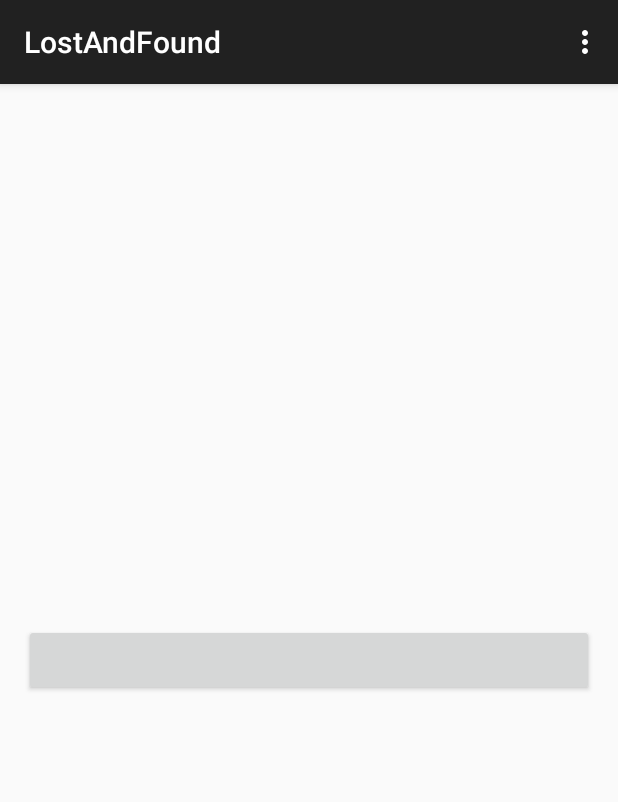
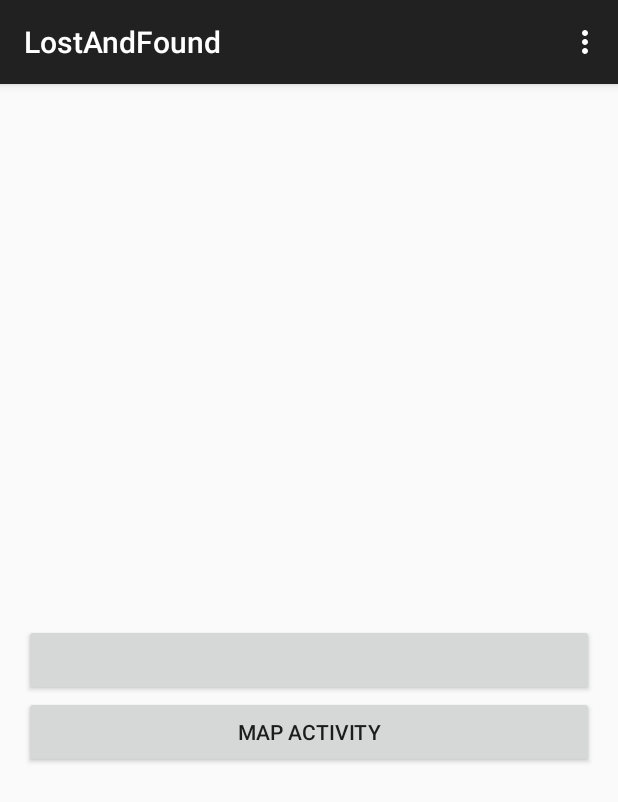
Before and after one commit to alexz89ua/lost-and-found_android, an Android app: the screen it shows after launch (LoginActivity), on a phone screen of 412 x 824 dp. Shown: the top 802 px of the screen. Run offline under Robolectric (Android 15) with nearby library versions, the phone set to English and light mode, and no system bars; libraries missing offline, so code that uses them is left out: com.facebook, com.facebook.model, com.facebook.widget; plain views replace LoginButton; 6 statements that could not run were skipped.

Commit message:
enter without login

```diff
--- a/app/src/main/AndroidManifest.xml
+++ b/app/src/main/AndroidManifest.xml
@@ -31,13 +31,13 @@
             android:value="@integer/google_play_services_version" />
 
         <activity
-            android:name=".MainActivity"
+            android:name=".ui.activity.MainActivity"
             android:label="@string/app_name" >
 
         </activity>
 
         <activity
-            android:name=".LoginActivity"
+            android:name=".ui.activity.LoginActivity"
             android:theme="@style/AppTheme"
             android:label="@string/app_name" >
             <intent-filter>
--- a/app/src/main/java/com/stfalcon/lostandfound/LoginActivity.java
+++ b/app/src/main/java/com/stfalcon/lostandfound/ui/activity/LoginActivity.java
@@ -1,13 +1,14 @@
-package com.stfalcon.lostandfound;
+package com.stfalcon.lostandfound.ui.activity;
 
 import android.content.Intent;
 import android.content.SharedPreferences;
+import android.os.Bundle;
 import android.support.v7.app.ActionBarActivity;
-import android.os.Bundle;
 import android.util.Log;
 import android.view.Menu;
 import android.view.MenuItem;
-
+import android.view.View;
+import android.widget.Button;
 
 import com.facebook.AppEventsLogger;
 import com.facebook.Session;
@@ -15,9 +16,10 @@ import com.facebook.SessionState;
 import com.facebook.UiLifecycleHelper;
 import com.facebook.model.GraphUser;
 import com.facebook.widget.LoginButton;
+import com.stfalcon.lostandfound.R;
 
 
-public class LoginActivity extends ActionBarActivity {
+public class LoginActivity extends ActionBarActivity implements View.OnClickListener{
 
     private UiLifecycleHelper uiHelper;
 
@@ -32,6 +34,7 @@ public class LoginActivity extends ActionBarActivity {
         uiHelper.onCreate(savedInstanceState);
         setContentView(R.layout.activity_login);
 
+        ((Button)findViewById(R.id.action_map)).setOnClickListener(this);
 
         LoginButton enterByFB = (LoginButton) findViewById(R.id.fb_login_button);
 
@@ -123,4 +126,12 @@ public class LoginActivity extends ActionBarActivity {
     }
 
 
+    @Override
+    public void onClick(View view) {
+        switch (view.getId()){
+            case R.id.action_map:
+                startActivity(new Intent(LoginActivity.this,MainActivity.class));
+                break;
+        }
+    }
 }
--- a/app/src/main/java/com/stfalcon/lostandfound/MainActivity.java
+++ b/app/src/main/java/com/stfalcon/lostandfound/ui/activity/MainActivity.java
@@ -1,4 +1,4 @@
-package com.stfalcon.lostandfound;
+package com.stfalcon.lostandfound.ui.activity;
 
 import android.content.Intent;
 import android.support.v4.widget.DrawerLayout;
@@ -10,6 +10,8 @@ import android.view.View;
 import android.widget.AdapterView;
 import android.widget.ArrayAdapter;
 import android.widget.ListView;
+
+import com.stfalcon.lostandfound.R;
 
 
 public class MainActivity extends ActionBarActivity {
--- a/app/src/main/res/layout/activity_login.xml
+++ b/app/src/main/res/layout/activity_login.xml
@@ -5,7 +5,7 @@
     android:paddingRight="@dimen/activity_horizontal_margin"
     android:paddingTop="@dimen/activity_vertical_margin"
     android:paddingBottom="@dimen/activity_vertical_margin"
-    tools:context="com.stfalcon.lostandfound.LoginActivity">
+    tools:context="com.stfalcon.lostandfound.ui.activity.LoginActivity">
 
 
     <com.facebook.widget.LoginButton
@@ -19,4 +19,13 @@
         android:layout_alignParentEnd="true" />
 
 
+
+    <Button
+        android:id="@+id/action_map"
+        android:layout_width="match_parent"
+        android:layout_height="wrap_content"
+        android:layout_below="@+id/fb_login_button"
+        android:text="@string/bt_map"/>
+
+
 </RelativeLayout>
--- a/app/src/main/res/menu/menu_login.xml
+++ b/app/src/main/res/menu/menu_login.xml
@@ -1,7 +1,7 @@
 <menu xmlns:android="http://schemas.android.com/apk/res/android"
     xmlns:app="http://schemas.android.com/apk/res-auto"
     xmlns:tools="http://schemas.android.com/tools"
-    tools:context="com.stfalcon.lostandfound.LoginActivity">
+    tools:context="com.stfalcon.lostandfound.ui.activity.LoginActivity">
     <item android:id="@+id/action_settings" android:title="@string/action_settings"
         android:orderInCategory="100" app:showAsAction="never" />
 </menu>
--- a/app/src/main/res/values/strings.xml
+++ b/app/src/main/res/values/strings.xml
@@ -11,9 +11,7 @@
 
     <string name="hello_world">Hello world!</string>
     <string name="fb_api_key">1578666649024920</string>
-
-
-
+    <string name="bt_map">Map Activity</string>
 
 
 </resources>
```
Also changed, not shown: 1 other file.
